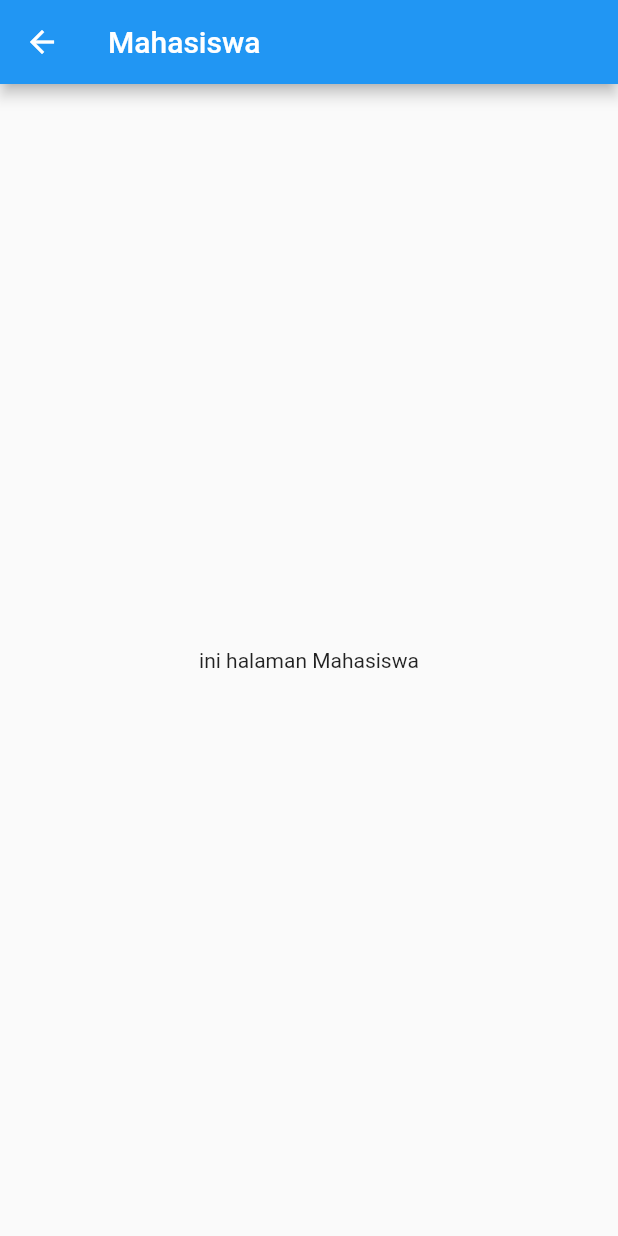
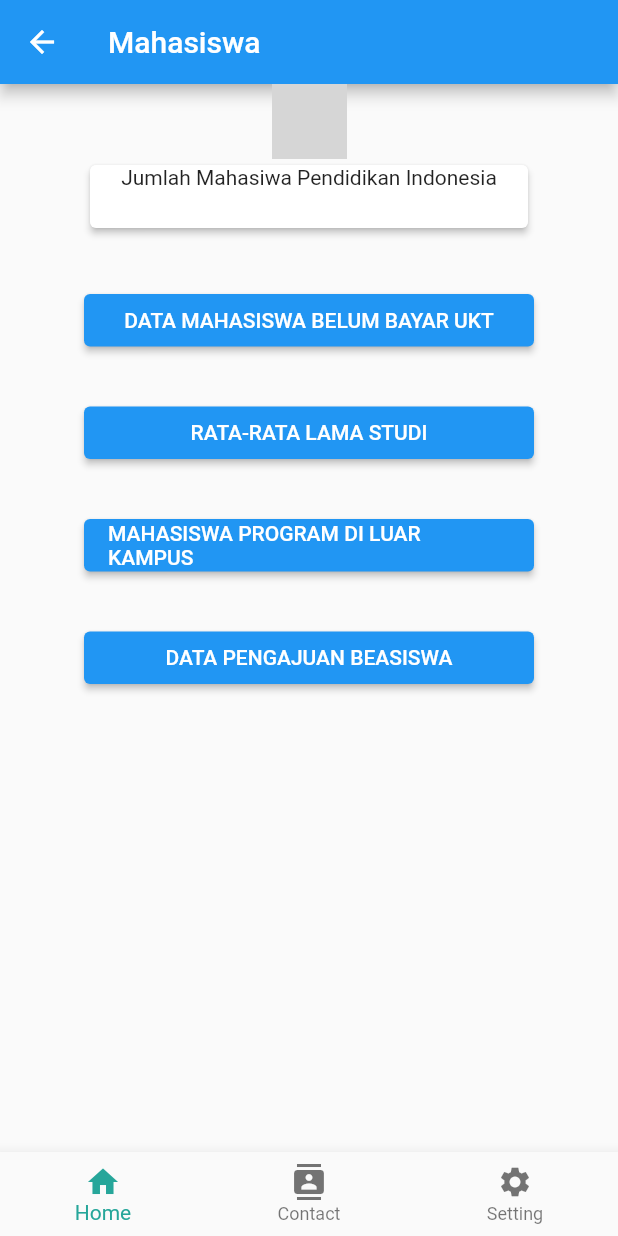
Before and after one commit to Fadil3/upi_dalam_data, a Flutter app: the Mahasiswa screen opened directly, on a phone screen of 412 x 824 dp. Run offline on Flutter 3.47's test engine with Material 2 defaults, Android fonts, the phone set to English and light mode, and no system bars; grey boxes are pictures that could not be loaded.

Commit message:
update mahasiswa.dart
menambah kan logo upi, card, button, dan navbar tetapi masih belum berfungsi navbar dan button nya

```diff
--- a/lib/mahasiswa.dart
+++ b/lib/mahasiswa.dart
@@ -1,4 +1,7 @@
 import "package:flutter/material.dart";
+import 'package:upi_dalam_data/contact.dart';
+import "package:upi_dalam_data/home.dart";
+import 'package:upi_dalam_data/setting.dart';
 
 class Mahasiswa extends StatefulWidget {
   const Mahasiswa({Key? key}) : super(key: key);
@@ -8,6 +11,19 @@ class Mahasiswa extends StatefulWidget {
 }
 
 class _MahasiswaState extends State<Mahasiswa> {
+  int _selectedIndex = 0;
+  static const TextStyle optionStyle =
+      TextStyle(fontSize: 30, fontWeight: FontWeight.bold);
+  final List<Widget> _widgetOptions = <Widget>[
+    const Home(),
+    const Contact(),
+    const Setting(),
+  ];
+  void _onItemTapped(int index) {
+    setState(() {
+      _selectedIndex = index;
+    });
+  }
 
   @override
   Widget build(BuildContext context) {
@@ -16,7 +32,97 @@ class _MahasiswaState extends State<Mahasiswa> {
         title: const Text('Mahasiswa'),
       ),
       body: Center(
-        child: const Text("ini halaman Mahasiswa"),
+        child: Column(children: <Widget>[
+          Image.asset(
+            "images/logo-upi.png",
+            height: 50,
+            width: 50,
+          ),
+          SizedBox(
+            width: 300,
+            height: 50,
+            child: Card(
+                elevation: 2,
+                child: Text(
+                  "Jumlah Mahasiwa Pendidikan Indonesia",
+                  textAlign: TextAlign.center,
+                )),
+          ),
+          const Padding(
+            padding: EdgeInsets.all(20),
+          ),
+          Container(
+            width: 300,
+            height: 35,
+            child: ElevatedButton(
+              onPressed: () {
+                // Respond to button press
+              },
+              child: Text('DATA MAHASISWA BELUM BAYAR UKT'),
+            ),
+          ),
+          const Padding(
+            padding: EdgeInsets.all(20),
+          ),
+          Container(
+            width: 300,
+            height: 35,
+            child: ElevatedButton(
+              onPressed: () {
+                // Respond to button press
+              },
+              child: Text('RATA-RATA LAMA STUDI'),
+            ),
+          ),
+          const Padding(
+            padding: EdgeInsets.all(20),
+          ),
+          Container(
+            width: 300,
+            height: 35,
+            child: ElevatedButton(
+              onPressed: () {
+                // Respond to button press
+              },
+              child: Text('MAHASISWA PROGRAM DI LUAR KAMPUS'),
+            ),
+          ),
+          const Padding(
+            padding: EdgeInsets.all(20),
+          ),
+          Container(
+            width: 300,
+            height: 35,
+            child: ElevatedButton(
+              onPressed: () {
+                // Respond to button press
+              },
+              child: Text('DATA PENGAJUAN BEASISWA'),
+            ),
+          ),
+          const Padding(
+            padding: EdgeInsets.all(20),
+          ),
+        ]),
+      ),
+      bottomNavigationBar: BottomNavigationBar(
+        items: const <BottomNavigationBarItem>[
+          BottomNavigationBarItem(
+            icon: Icon(Icons.home),
+            label: 'Home',
+          ),
+          BottomNavigationBarItem(
+            icon: Icon(Icons.contacts),
+            label: 'Contact',
+          ),
+          BottomNavigationBarItem(
+            icon: Icon(Icons.settings),
+            label: 'Setting',
+          ),
+        ],
+        currentIndex: _selectedIndex,
+        selectedItemColor: Colors.teal[400],
+        onTap: _onItemTapped,
       ),
     );
   }
```
